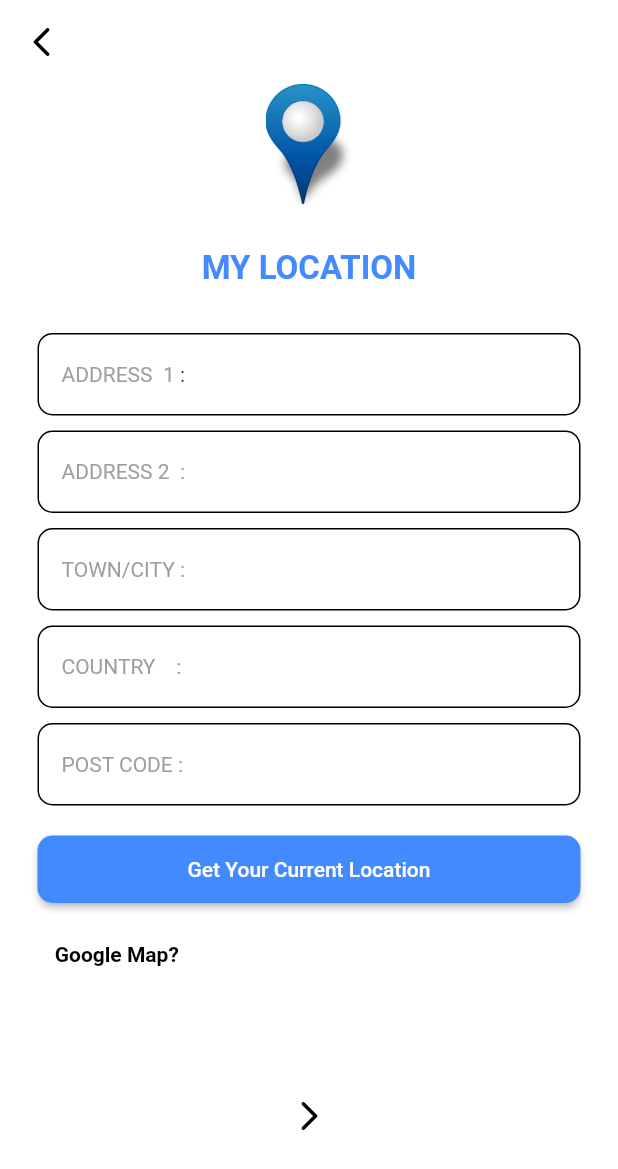
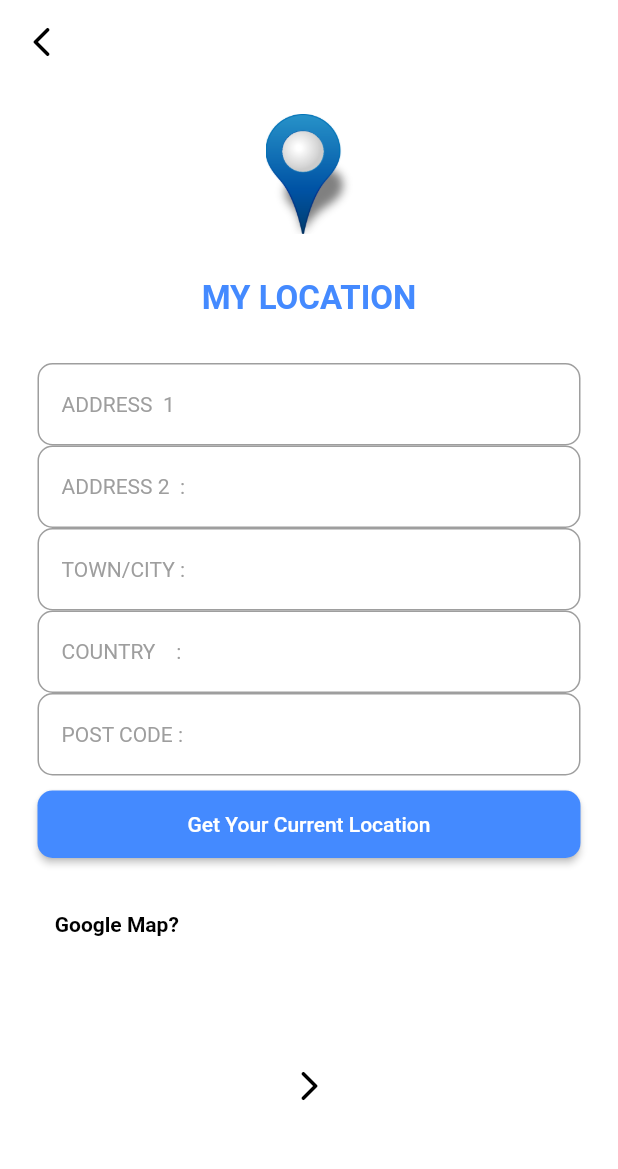
Before and after one commit to NanaaOsakii/verification_otp, a Flutter app: the MyLocation screen opened by its route, on a phone screen of 412 x 824 dp. Shown: the top 1169 px of the screen. Run offline on Flutter 3.47's test engine with Material 2 defaults, Android fonts, the light colour scheme and no system bars; our stand-ins replace animated_text_kit, firebase_auth, firebase_core, geocoding, geolocator, pinput; accounts and stored records are empty.

Commit message:
new file added

```diff
--- a/lib/location.dart
+++ b/lib/location.dart
@@ -1,7 +1,7 @@
 import 'package:flutter/material.dart';
 import 'package:geocoding/geocoding.dart';
 import 'package:geolocator/geolocator.dart';
-import 'dart:async';
+
 
 
 
@@ -11,6 +11,7 @@
   @override
   State<MyLocation> createState() => _MyLocationState();
 
+
 }
 
 class _MyLocationState extends State<MyLocation> {
@@ -19,9 +20,11 @@
   TextEditingController countryController = TextEditingController();
 
 
+
   Future<bool> _handleLocationPermission() async {
     bool serviceEnabled;
     LocationPermission permission;
+
 
     serviceEnabled = await Geolocator.isLocationServiceEnabled();
     if (!serviceEnabled) {
@@ -100,7 +103,6 @@
       ),
 
       body: Container(
-
         margin: EdgeInsets.only(left: 25, right: 25),
         alignment: Alignment.center,
         child: SingleChildScrollView(
@@ -123,15 +125,12 @@
                 height: 30,
               ),
 
-
               Container(
-
                 height: 55,
                 decoration: BoxDecoration(
 
-                    border: Border.all(width: 1, color: Colors.black),
+                    border: Border.all(width: 1, color: Colors.grey),
                     borderRadius: BorderRadius.circular(10)),
-
                 child: Row(
                   mainAxisAlignment: MainAxisAlignment.center,
                   children: [
@@ -153,10 +152,8 @@
                       "ADDRESS  1",
                       style: TextStyle(color: Colors.grey),
                     ),
-
-
                     Text(' ${_currentPosition?.latitude ?? ""}'),
-                    Text(': ${_currentPosition?.longitude ?? ""}'),
+                    Text(' ${_currentPosition?.longitude ?? ""}'),
                     Text(' ${_currentAddress ?? ""}'),
                     const SizedBox(height: 32),
                     SizedBox(
@@ -167,27 +164,21 @@
                           keyboardType: TextInputType.streetAddress,
                           decoration: InputDecoration(
                             border: InputBorder.none,
-
                           ),
                         ),),
-
                   ],
                 ),
               ),
-              const SizedBox(height: 10),
 
               Container(
 
                 height: 55,
                 decoration: BoxDecoration(
-
-                    border: Border.all(width: 1, color: Colors.black),
+                    border: Border.all(width: 1 , color: Colors.grey),
                     borderRadius: BorderRadius.circular(10)),
-
                 child: Row(
                   mainAxisAlignment: MainAxisAlignment.center,
                   children: [
-
                     SizedBox(
                       width: 10,
                     ),
@@ -218,23 +209,19 @@
 
                         ),
                       ),),
-
                   ],
                 ),
               ),
-              const SizedBox(height: 10),
+
               Container(
 
                 height: 55,
                 decoration: BoxDecoration(
-
-                    border: Border.all(width: 1, color: Colors.black),
+                    border: Border.all(width: 1, color: Colors.grey),
                     borderRadius: BorderRadius.circular(10)),
-
                 child: Row(
                   mainAxisAlignment: MainAxisAlignment.center,
                   children: [
-
                     SizedBox(
                       width: 10,
                     ),
@@ -252,9 +239,6 @@
                       "TOWN/CITY :",
                       style: TextStyle(color: Colors.grey),
                     ),
-
-
-
                     const SizedBox(height: 32),
                     SizedBox(
                       width: 10,
@@ -264,26 +248,21 @@
                         keyboardType: TextInputType.streetAddress,
                         decoration: InputDecoration(
                           border: InputBorder.none,
-
                         ),
                       ),),
-
                   ],
                 ),
               ),
-              const SizedBox(height: 10),
+
               Container(
 
                 height: 55,
                 decoration: BoxDecoration(
-
-                    border: Border.all(width: 1, color: Colors.black),
+                    border: Border.all(width: 1, color: Colors.grey),
                     borderRadius: BorderRadius.circular(10)),
-
                 child: Row(
                   mainAxisAlignment: MainAxisAlignment.center,
                   children: [
-
                     SizedBox(
                       width: 10,
                     ),
@@ -301,7 +280,6 @@
                       "COUNTRY    :",
                       style: TextStyle(color: Colors.grey),
                     ),
-
                     SizedBox(
                       width: 10,
                     ),
@@ -313,23 +291,19 @@
 
                         ),
                       ),),
-
                   ],
                 ),
               ),
-              const SizedBox(height: 10),
+
               Container(
 
                 height: 55,
                 decoration: BoxDecoration(
-
-                    border: Border.all(width: 1, color: Colors.black),
+                    border: Border.all(width: 1, color: Colors.grey),
                     borderRadius: BorderRadius.circular(10)),
-
                 child: Row(
                   mainAxisAlignment: MainAxisAlignment.center,
                   children: [
-
                     SizedBox(
                       width: 10,
                     ),
@@ -348,7 +322,6 @@
                       style: TextStyle(color: Colors.grey),
                     ),
 
-
                     SizedBox(
                       width: 10,
                     ),
@@ -360,11 +333,10 @@
 
                         ),
                       ),),
-
                   ],
                 ),
               ),
-              const SizedBox(height: 10),
+
               Container(
                 child: Column(
 
@@ -386,14 +358,11 @@
                               borderRadius: BorderRadius.circular(10))),
                     ),
                    ),
-
                   ],
                 ),
-
-
               ),
               SizedBox(
-                height: 10,
+                height: 20,
               ),
 
               Row(
@@ -416,7 +385,6 @@
 
 
                   ),
-
                 ],
               ),
               SizedBox(
@@ -425,8 +393,6 @@
               Column(
                 children: [
                   TextButton(
-
-
                     onPressed: () {
                       Navigator.pushNamedAndRemoveUntil(
                         context,
@@ -440,19 +406,11 @@
                       color: Colors.black,
 
                     ),
-
-
-
                   ),
                 ],
 
               ),
-
-
-
             ],
-
-
           ),
         ),
       ),
--- a/lib/succes.dart
+++ b/lib/succes.dart
@@ -30,8 +30,6 @@
   Widget build(BuildContext context) {
     return Scaffold(
       backgroundColor: Colors.white,
-
-
       body: Center(
         child: Column(
           mainAxisAlignment: MainAxisAlignment.center,
--- a/pubspec.yaml
+++ b/pubspec.yaml
@@ -37,9 +37,12 @@
   pinput: ^2.2.12
   geolocator: ^8.2.0
   geocoding: ^2.0.4
+  firebase_core: ^2.4.1
+  firebase_auth: ^4.2.5
   animated_text_kit: ^4.2.2
+  country_picker: ^2.0.19
 
-  google_maps_flutter: ^2.1.8
+
 
 
 dev_dependencies:
```
Also changed, not shown: lib/main.dart (+5 -4 lines), lib/phone.dart (+29 -8 lines), lib/verify.dart (+14 -13 lines), pubspec.lock, 5 other files.
